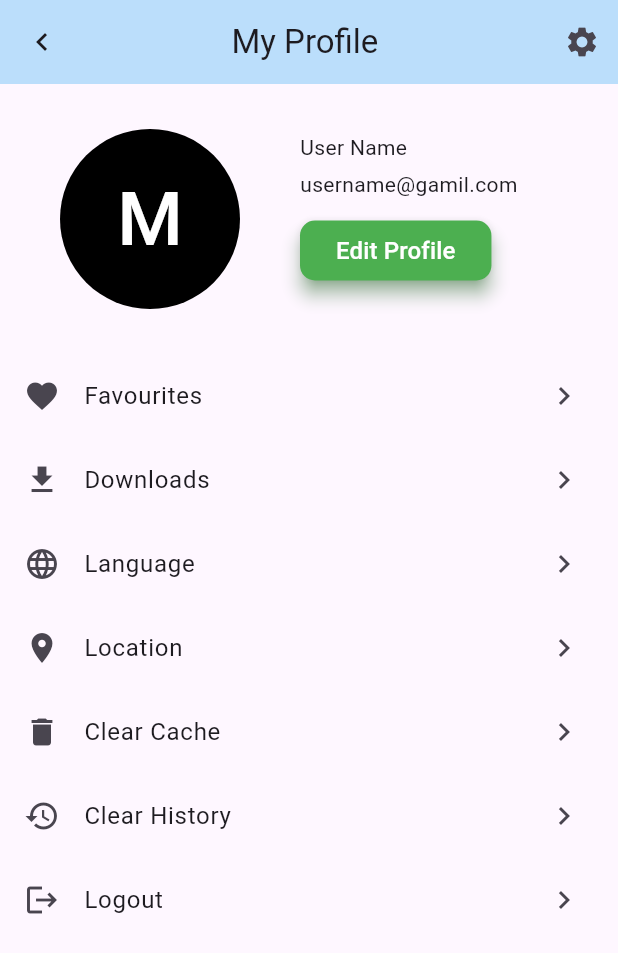
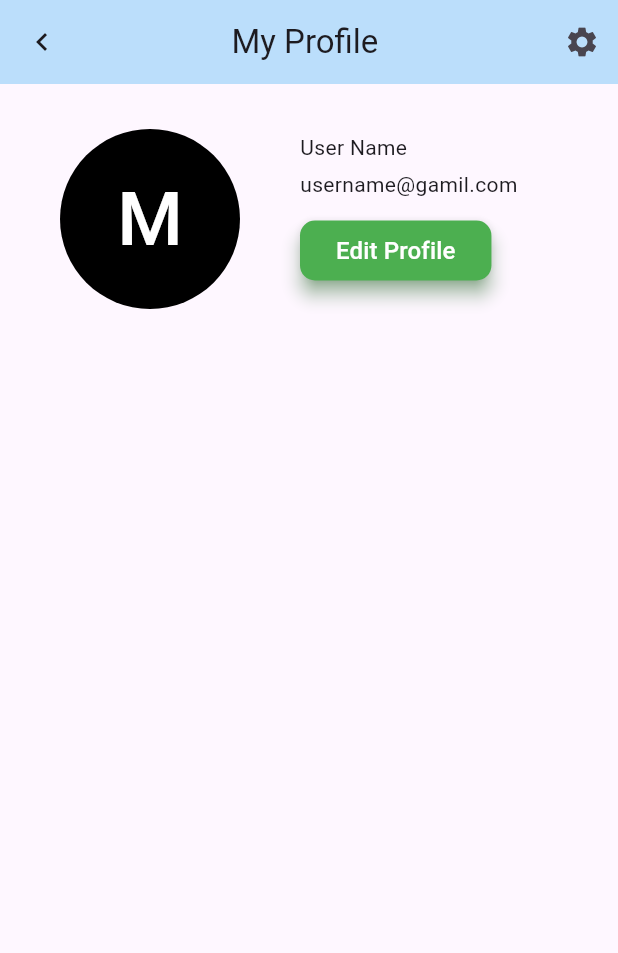
Before and after one commit to Mythili-andiran/profile_view, a Flutter app: the screen it shows after launch, on a phone screen of 412 x 824 dp. Shown: the top 953 px of the screen. Run offline on Flutter 3.47's test engine with Material 3 defaults, Android fonts, the phone set to English and light mode, and no system bars.

Commit message:
card and edit removed

```diff
--- a/lib/card.dart
+++ /dev/null
@@ -1,47 +0,0 @@
-import 'package:flutter/material.dart';
-
-class MyCardList extends StatefulWidget {
-  const MyCardList({super.key});
-
-  @override
-  State<MyCardList> createState() => _MyCardListState();
-}
-
-class _MyCardListState extends State<MyCardList> {
-  @override
-  Widget build(BuildContext context) {
-    return ListView.builder(
-      itemCount: items.length,
-      itemBuilder: (context, index) {
-        return ListTile(
-          leading: Icon(icons[index]), // Display icon
-          title: Text(items[index]),
-          trailing: const Icon(Icons.keyboard_arrow_right_outlined),
-          onTap: () {
-            // Empty onTap makes the items clickable without action
-          },
-        );
-      },
-    );
-  }
-
-  final List<String> items = [
-    'Favourites',
-    'Downloads',
-    'Language',
-    'Location',
-    'Clear Cache',
-    'Clear History',
-    'Logout',
-  ];
-
-  final List<IconData> icons = [
-    Icons.favorite,
-    Icons.download,
-    Icons.language,
-    Icons.location_on,
-    Icons.delete,
-    Icons.history,
-    Icons.logout,
-  ];
-}
--- a/lib/main.dart
+++ b/lib/main.dart
@@ -1,6 +1,6 @@
 import 'package:flutter/material.dart';
-import 'package:userprofileview/card.dart';
-import 'package:userprofileview/user_profile.dart';
+
+import 'package:userprofileview/user_profile_page/user_profile.dart';
 // import 'package:userprofileview/user_profile.dart';
 
 void main() {
--- a/lib/user_profile.dart
+++ b/lib/user_profile_page/user_profile.dart
@@ -1,7 +1,4 @@
 import 'package:flutter/material.dart';
-import 'package:userprofileview/card.dart';
-
-import 'package:userprofileview/edit_profile.dart';
 
 class UserProfile extends StatefulWidget {
   const UserProfile({super.key});
@@ -66,11 +63,11 @@ class _UserProfileState extends State<UserProfile> {
                         ),
                         ElevatedButton(
                           onPressed: () {
-                            Navigator.push(
-                              context,
-                              MaterialPageRoute(
-                                  builder: (context) => const EditProfile()),
-                            );
+                            // Navigator.push(
+                            //   context,
+                            //   MaterialPageRoute(
+                            //       builder: (context) => const EditProfile()),
+                            // );
                           },
                           style: ElevatedButton.styleFrom(
                             backgroundColor: Colors.green,
@@ -94,9 +91,9 @@ class _UserProfileState extends State<UserProfile> {
               ),
             ),
           ),
-          const Expanded(
-            child: MyCardList(), // This calls your MyCardList widget
-          ),
+          // const Expanded(
+          //   child: MyCardList(), // This calls your MyCardList widget
+          // ),
         ],
       ),
     );
```
Also changed, not shown: lib/edit_profile.dart (deleted, +0 -155 lines).
